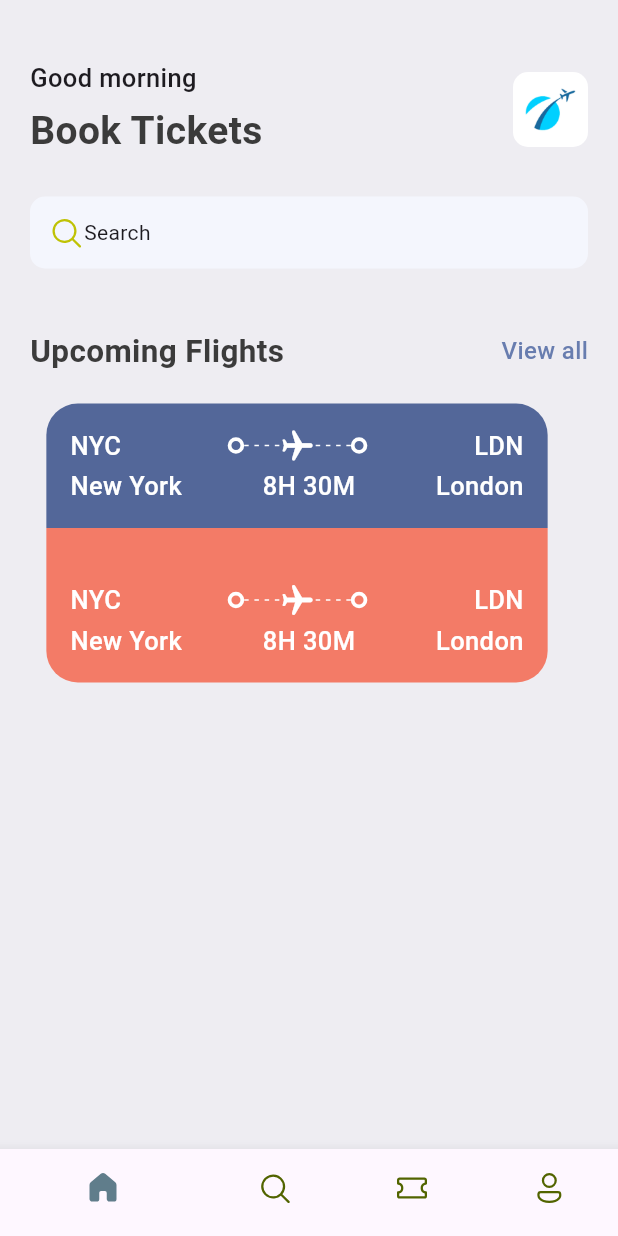
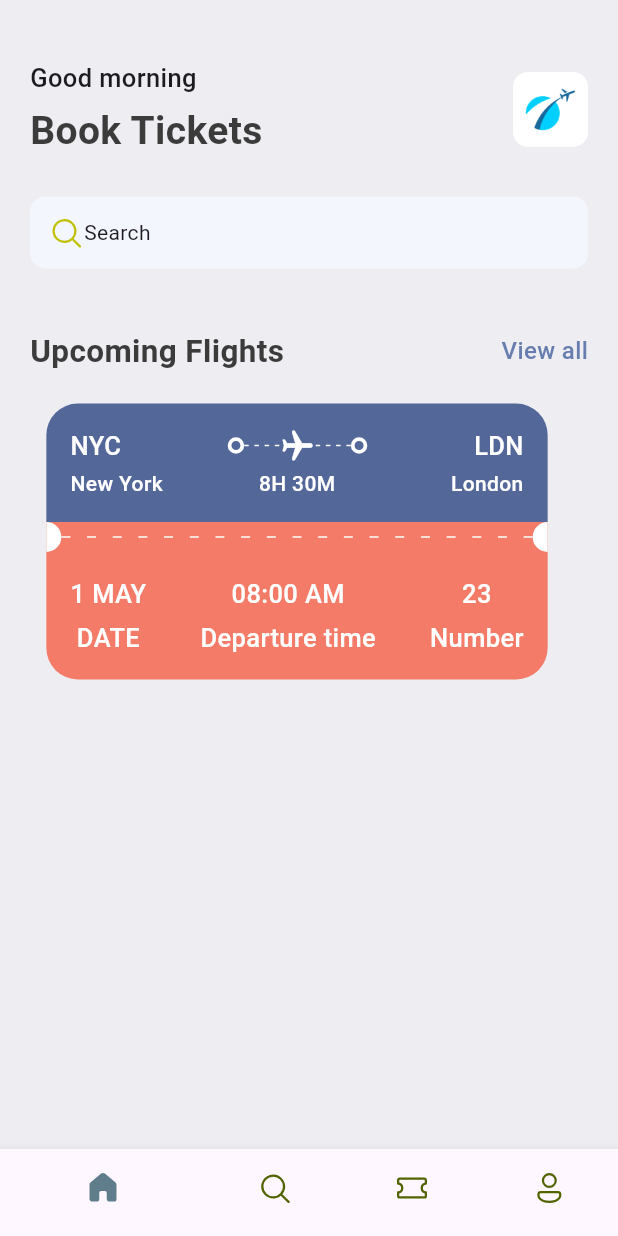
Before and after one commit to Bolutife-6978/Ticket_App, a Flutter app: the screen it shows after launch, on a phone screen of 412 x 824 dp. Run offline on Flutter 3.47's test engine with Material 3 defaults, Android fonts, the phone set to English and light mode, and no system bars; our stand-ins replace fluentui_icons.

Commit message:
Ticket View Finished

```diff
--- a/lib/base/res/styles/app_styles.dart
+++ b/lib/base/res/styles/app_styles.dart
@@ -19,4 +19,6 @@ class AppStyles {
 
   static TextStyle headLineStyle3 =
       const TextStyle(fontSize: 17, fontWeight: FontWeight.w500);
+  static TextStyle headLineStyle4 =
+      const TextStyle(fontSize: 14, fontWeight: FontWeight.w500);
 }
--- a/lib/base/widgets/app_layoutbuilder_widget.dart
+++ b/lib/base/widgets/app_layoutbuilder_widget.dart
@@ -2,8 +2,10 @@ import 'package:flutter/material.dart';
 
 class AppLayoutBuilderWidget extends StatelessWidget {
   final int randomDivider;
+  final double width;
 
-  const AppLayoutBuilderWidget({super.key, required this.randomDivider});
+  const AppLayoutBuilderWidget(
+      {super.key, required this.randomDivider, this.width = 3});
 
   @override
   Widget build(BuildContext context) {
@@ -14,10 +16,10 @@ class AppLayoutBuilderWidget extends StatelessWidget {
         direction: Axis.horizontal,
         children: List.generate(
             (constraints.constrainWidth() / randomDivider).floor(),
-            (index) => const SizedBox(
-                  width: 3,
+            (index) => SizedBox(
+                  width: width,
                   height: 1,
-                  child: DecoratedBox(
+                  child: const DecoratedBox(
                       decoration: BoxDecoration(color: Colors.white)),
                 )),
       );
--- /dev/null
+++ b/lib/base/widgets/big_circle.dart
@@ -0,0 +1,27 @@
+import 'package:flutter/material.dart';
+
+class BigCircle extends StatelessWidget {
+  final bool isRight;
+  const BigCircle({super.key, required this.isRight});
+
+  @override
+  Widget build(BuildContext context) {
+    return SizedBox(
+        height: 20,
+        width: 10,
+        child: DecoratedBox(
+          decoration: BoxDecoration(
+            color: Colors.white,
+            borderRadius: isRight == true
+                ? const BorderRadius.only(
+                    topLeft: Radius.circular(10),
+                    bottomLeft: Radius.circular(10),
+                  )
+                : const BorderRadius.only(
+                    topRight: Radius.circular(10),
+                    bottomRight: Radius.circular(10),
+                  ),
+          ),
+        ));
+  }
+}
--- /dev/null
+++ b/lib/base/widgets/text_style_fourth.dart
@@ -0,0 +1,18 @@
+
+import 'package:flutter/material.dart';
+import 'package:ticket_app/base/res/styles/app_styles.dart';
+
+class TextStyleFourth extends StatelessWidget {
+  final String text;
+  final TextAlign align;
+  const TextStyleFourth({super.key, required this.text, this.align=TextAlign.start});
+
+  @override
+  Widget build(BuildContext context) {
+    return  Text(
+      text,
+      style: AppStyles.headLineStyle4
+          .copyWith(color: Colors.white), textAlign: align,
+    );
+  }
+}
--- /dev/null
+++ b/lib/base/widgets/text_style_third.dart
@@ -0,0 +1,16 @@
+import 'package:flutter/material.dart';
+import 'package:ticket_app/base/res/styles/app_styles.dart';
+
+class TextStyleThird extends StatelessWidget {
+  final String text;
+  const TextStyleThird({super.key, required this.text});
+
+  @override
+  Widget build(BuildContext context) {
+    return Text(
+      text,
+      style: AppStyles.headLineStyle3
+          .copyWith(color: Colors.white),
+    );
+  }
+}
--- /dev/null
+++ b/lib/base/widgets/ticket_text_layout.dart
@@ -0,0 +1,22 @@
+import 'package:flutter/material.dart';
+import 'package:ticket_app/base/widgets/text_style_third.dart';
+
+class TicketTextLayout extends StatelessWidget {
+  final String topText;
+  final String bottomText;
+  final CrossAxisAlignment alignment;
+  const TicketTextLayout({super.key, required this.topText, required this.bottomText, required this.alignment,});
+
+  @override
+  Widget build(BuildContext context) {
+    return Column(
+      children: [
+        TextStyleThird(text: topText),
+       const SizedBox(
+          height: 5,
+        ),
+        TextStyleThird(text: bottomText)
+      ],
+    );
+  }
+}
--- a/lib/base/widgets/ticket_view.dart
+++ b/lib/base/widgets/ticket_view.dart
@@ -1,6 +1,10 @@
 import 'package:flutter/material.dart';
 import 'package:ticket_app/base/widgets/app_layoutbuilder_widget.dart';
+import 'package:ticket_app/base/widgets/big_circle.dart';
 import 'package:ticket_app/base/widgets/big_dot.dart';
+import 'package:ticket_app/base/widgets/text_style_fourth.dart';
+import 'package:ticket_app/base/widgets/text_style_third.dart';
+import 'package:ticket_app/base/widgets/ticket_text_layout.dart';
 
 import '../res/styles/app_styles.dart';
 
@@ -17,12 +21,14 @@ class TicketView extends StatelessWidget {
         margin: const EdgeInsets.only(right: 16),
         child: Column(
           children: [
+            //Blue Ticket
             Container(
               padding: const EdgeInsets.all(16),
               decoration: BoxDecoration(
                 color: AppStyles.ticketBlue,
                 borderRadius: const BorderRadius.only(
-                    topLeft: Radius.circular(21), topRight: Radius.circular(21)),
+                    topLeft: Radius.circular(21),
+                    topRight: Radius.circular(21)),
               ),
               child: Center(
                 child: Column(
@@ -30,11 +36,7 @@ class TicketView extends StatelessWidget {
                     //show departure and destination with icon
                     Row(
                       children: [
-                        Text(
-                          "NYC",
-                          style: AppStyles.headLineStyle3
-                              .copyWith(color: Colors.white),
-                        ),
+                        const TextStyleThird(text: "NYC"),
                         Expanded(child: Container()),
                         const BigDot(),
                         Expanded(
@@ -58,11 +60,7 @@ class TicketView extends StatelessWidget {
                         )),
                         const BigDot(),
                         Expanded(child: Container()),
-                        Text(
-                          "LDN",
-                          style: AppStyles.headLineStyle3
-                              .copyWith(color: Colors.white),
-                        )
+                        const TextStyleThird(text: "LDN"),
                       ],
                     ),
                     const SizedBox(
@@ -71,101 +69,74 @@ class TicketView extends StatelessWidget {
                     //show departure and destination names with time
                     Row(
                       children: [
-                        Text(
-                          "New York",
-                          style: AppStyles.headLineStyle3
-                              .copyWith(color: Colors.white),
-                        ),
+                        const SizedBox(
+                            width: 100,
+                            child: TextStyleFourth(text: "New York")),
                         Expanded(child: Container()),
-                        Text(
-                          "8H 30M",
-                          style: AppStyles.headLineStyle3
-                              .copyWith(color: Colors.white),
-                        ),
+                        const TextStyleFourth(text: "8H 30M"),
                         Expanded(child: Container()),
-                        Text(
-                          "London",
-                          style: AppStyles.headLineStyle3
-                              .copyWith(color: Colors.white),
-                        )
+                        const SizedBox(
+                            width: 100,
+                            child: TextStyleFourth(
+                              text: "London",
+                              align: TextAlign.end,
+                            ))
                       ],
                     ),
                   ],
                 ),
               ),
             ),
-            Container(height: 20,color: AppStyles.ticketOrange,),
+            //Divider and Circles
+            Container(
+              color: AppStyles.ticketOrange,
+              child: const Row(
+                children: [
+                  BigCircle(
+                    isRight: false,
+                  ),
+                  Expanded(
+                      child: AppLayoutBuilderWidget(
+                    randomDivider: 16,
+                    width: 6,
+                  )),
+                  BigCircle(
+                    isRight: true,
+                  ),
+                ],
+              ),
+            ),
+            //Orange Ticket
             Container(
               padding: const EdgeInsets.all(16),
               decoration: BoxDecoration(
                 color: AppStyles.ticketOrange,
                 borderRadius: const BorderRadius.only(
-                    bottomLeft: Radius.circular(21), bottomRight: Radius.circular(21)),
+                    bottomLeft: Radius.circular(21),
+                    bottomRight: Radius.circular(21)),
               ),
-              child: Center(
+              child: const Center(
                 child: Column(
                   children: [
                     //show departure and destination with icon
                     Row(
+                      mainAxisAlignment: MainAxisAlignment.spaceBetween,
                       children: [
-                        Text(
-                          "NYC",
-                          style: AppStyles.headLineStyle3
-                              .copyWith(color: Colors.white),
+                        TicketTextLayout(
+                          topText: "1 MAY",
+                          bottomText: "DATE",
+                          alignment: CrossAxisAlignment.start,
                         ),
-                        Expanded(child: Container()),
-                        const BigDot(),
-                        Expanded(
-                            child: Stack(
-                              children: [
-                                const SizedBox(
-                                  height: 24,
-                                  child: AppLayoutBuilderWidget(
-                                    randomDivider: 6,
-                                  ),
-                                ),
-                                Center(
-                                  child: Transform.rotate(
-                                      angle: 1.57,
-                                      child: const Icon(
-                                        Icons.local_airport_rounded,
-                                        color: Colors.white,
-                                      )),
-                                )
-                              ],
-                            )),
-                        const BigDot(),
-                        Expanded(child: Container()),
-                        Text(
-                          "LDN",
-                          style: AppStyles.headLineStyle3
-                              .copyWith(color: Colors.white),
-                        )
-                      ],
-                    ),
-                    const SizedBox(
-                      height: 3,
-                    ),
-                    //show departure and destination names with time
-                    Row(
-                      children: [
-                        Text(
-                          "New York",
-                          style: AppStyles.headLineStyle3
-                              .copyWith(color: Colors.white),
+                        TicketTextLayout(
+                          topText: "08:00 AM",
+                          bottomText: "Departure time",
+                          alignment: CrossAxisAlignment.center,
                         ),
-                        Expanded(child: Container()),
-                        Text(
-                          "8H 30M",
-                          style: AppStyles.headLineStyle3
-                              .copyWith(color: Colors.white),
+                        TicketTextLayout(
+                          topText: "23",
+                          bottomText: "Number",
+                          alignment: CrossAxisAlignment.end,
                         ),
-                        Expanded(child: Container()),
-                        Text(
-                          "London",
-                          style: AppStyles.headLineStyle3
-                              .copyWith(color: Colors.white),
-                        )
                       ],
                     ),
                   ],
```
